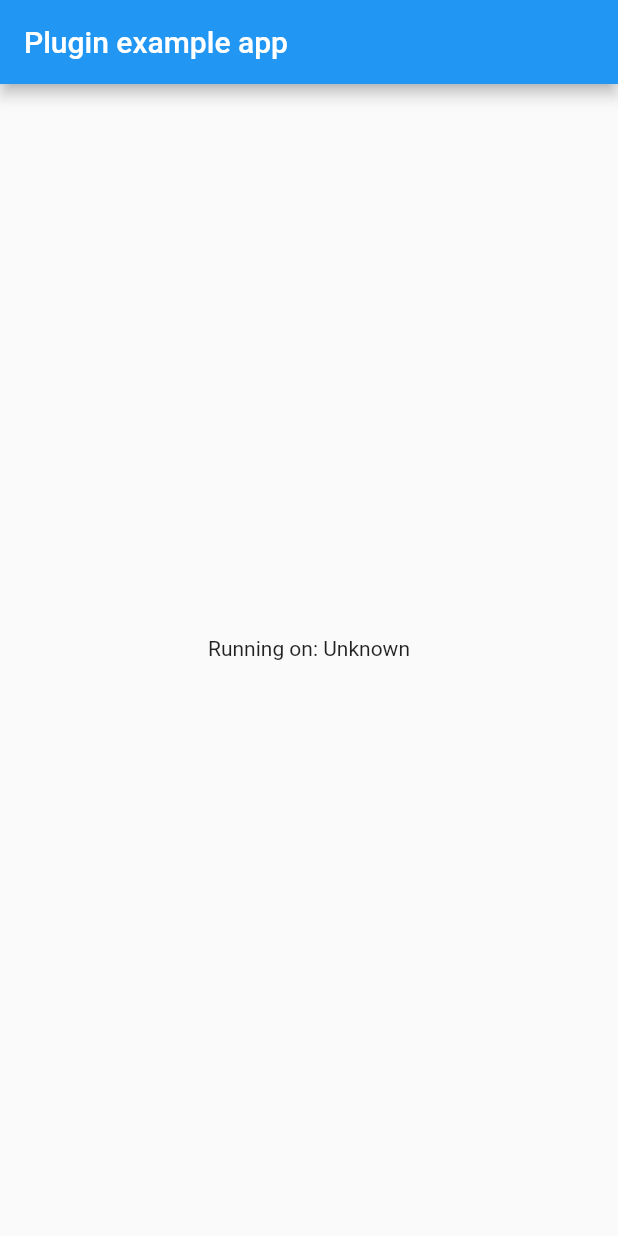
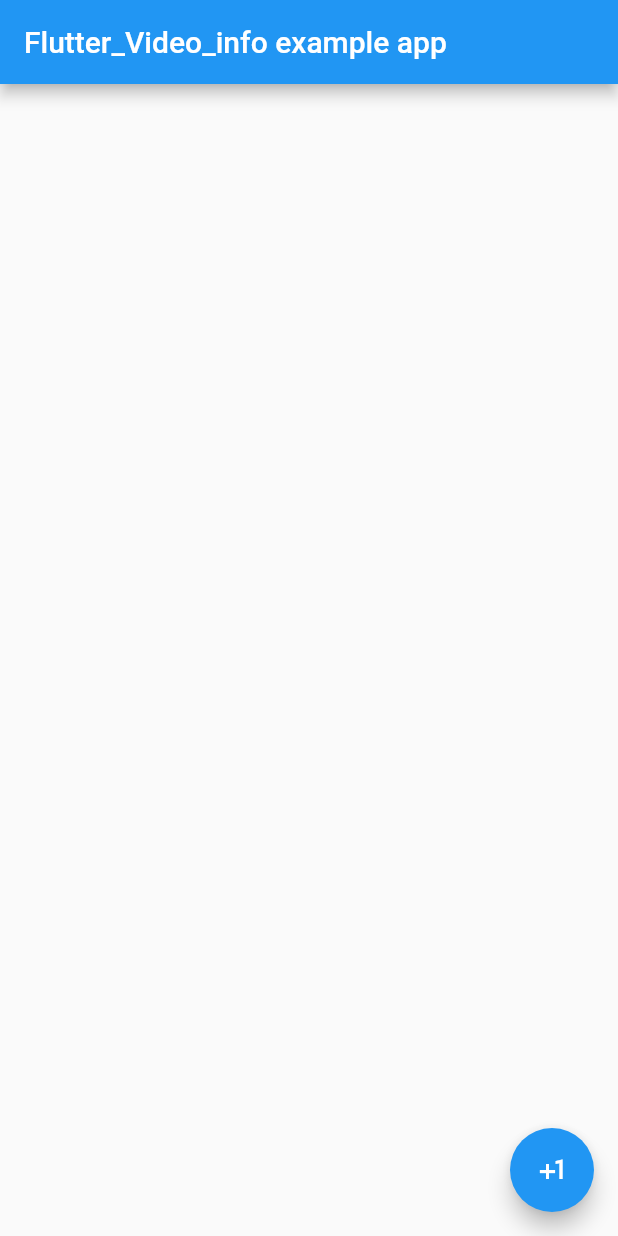
Before and after one commit to anandnet/flutter_video_info, a Flutter app: the screen it shows after launch, on a phone screen of 412 x 824 dp. Run offline on Flutter 3.47's test engine with Material 2 defaults, Android fonts, the phone set to English and light mode, and no system bars; our stand-ins replace permission_handler.

Commit message:
Plugin updated

```diff
--- a/example/lib/main.dart
+++ b/example/lib/main.dart
@@ -1,8 +1,6 @@
 import 'package:flutter/material.dart';
-import 'dart:async';
-
-import 'package:flutter/services.dart';
 import 'package:flutter_video_info/flutter_video_info.dart';
+import 'package:permission_handler/permission_handler.dart';
 
 void main() => runApp(MyApp());
 
@@ -12,31 +10,32 @@ class MyApp extends StatefulWidget {
 }
 
 class _MyAppState extends State<MyApp> {
-  String _platformVersion = 'Unknown';
+  getExternalStoragePermission() async {
+        await PermissionHandler().requestPermissions([PermissionGroup.storage]);
+  }
+
+  final videoInfo = FlutterVideoInfo();
 
   @override
   void initState() {
+    getExternalStoragePermission();
     super.initState();
-    initPlatformState();
   }
 
-  // Platform messages are asynchronous, so we initialize in an async method.
-  Future<void> initPlatformState() async {
-    String platformVersion;
-    // Platform messages may fail, so we use a try/catch PlatformException.
-    try {
-      platformVersion = await FlutterVideoInfo.platformVersion;
-    } on PlatformException {
-      platformVersion = 'Failed to get platform version.';
-    }
+  String info = "";
 
-    // If the widget was removed from the tree while the asynchronous platform
-    // message was in flight, we want to discard the reply rather than calling
-    // setState to update our non-existent appearance.
-    if (!mounted) return;
-
+  getVideoInfo() async {
+    /// here file path of video required
+    String videoFilePath = "storage/emulated/0/Geocam/Videos/V.mp4";
+    var a = await videoInfo.getVideoInfo(videoFilePath);
     setState(() {
-      _platformVersion = platformVersion;
+      info =
+          "title=> ${a.title}\npath=> ${a.path}\nauthor=> ${a.author}\nmimetype=> ${a.mimetype}";
+      info +=
+          "\nheight=> ${a.height}\nwidth=> ${a.width}\nfileSize=> ${a.filesize} Bytes\nduration=> ${a.duration} milisec";
+      info +=
+          "\norientation=> ${a.orientation}\ndate=> ${a.date}\nframerate=> ${a.framerate}";
+      info += "\nlocation=> ${a.location}";
     });
   }
 
@@ -44,11 +43,22 @@ class _MyAppState extends State<MyApp> {
   Widget build(BuildContext context) {
     return MaterialApp(
       home: Scaffold(
+        floatingActionButton: FloatingActionButton(
+            child: Icon(Icons.plus_one),
+            onPressed: () {
+              getVideoInfo();
+            }),
         appBar: AppBar(
-          title: const Text('Plugin example app'),
+          title: const Text('Flutter_Video_info example app'),
         ),
-        body: Center(
-          child: Text('Running on: $_platformVersion\n'),
+        body: Padding(
+          padding: const EdgeInsets.all(30.0),
+          child: Center(
+            child: Text(
+              info,
+              style: TextStyle(fontSize: 21),
+            ),
+          ),
         ),
       ),
     );
--- a/example/pubspec.yaml
+++ b/example/pubspec.yaml
@@ -8,6 +8,7 @@ environment:
 dependencies:
   flutter:
     sdk: flutter
+  permission_handler: ^4.2.0+hotfix.3
 
   # The following adds the Cupertino Icons font to your application.
   # Use with the CupertinoIcons class for iOS style icons.
```
Also changed, not shown: example/pubspec.lock, 7 other files.
